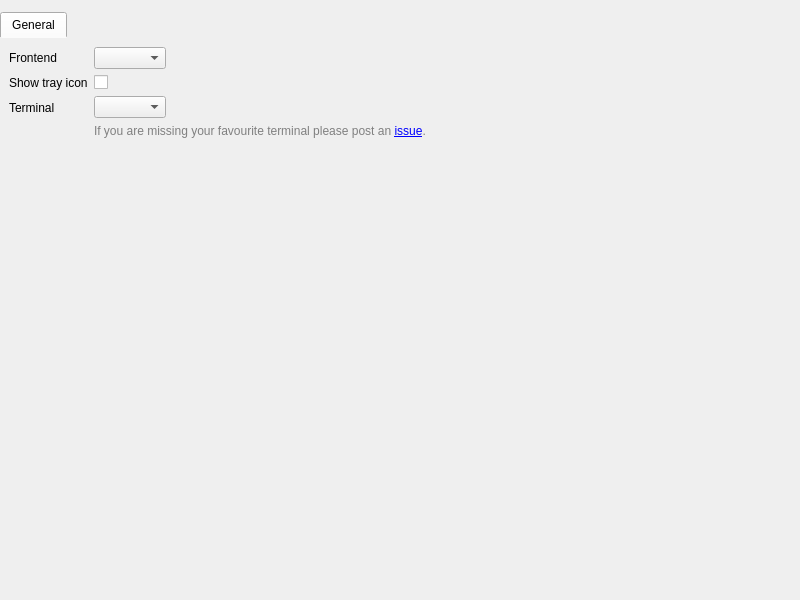
Before: the Qt Designer form src/settings/settingswindow.ui in albertlauncher/albert, drawn with Qt 5.
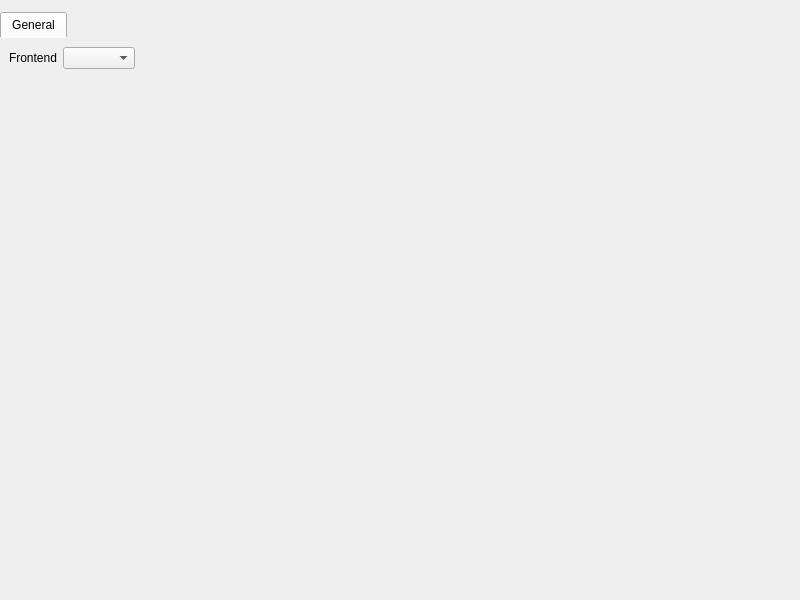
After: the same form once the commit is applied.

Commit message: Drop tray and term from general settings ui

What changed in the file:
```diff
--- a/src/settings/settingswindow.ui
+++ b/src/settings/settingswindow.ui
@@ -68,69 +68,6 @@
          </property>
         </widget>
        </item>
-       <item row="1" column="0">
-        <widget class="QLabel" name="label_show_tray">
-         <property name="text">
-          <string>Show tray icon</string>
-         </property>
-         <property name="buddy">
-          <cstring>checkBox_showTray</cstring>
-         </property>
-        </widget>
-       </item>
-       <item row="1" column="1">
-        <widget class="QCheckBox" name="checkBox_showTray">
-         <property name="sizePolicy">
-          <sizepolicy hsizetype="Fixed" vsizetype="Fixed">
-           <horstretch>0</horstretch>
-           <verstretch>0</verstretch>
-          </sizepolicy>
-         </property>
-         <property name="toolTip">
-          <string>If this option is enabled, albert displays an icon in the system tray area.</string>
-         </property>
-         <property name="text">
-          <string/>
-         </property>
-        </widget>
-       </item>
-       <item row="2" column="0">
-        <widget class="QLabel" name="label_term">
-         <property name="text">
-          <string>Terminal</string>
-         </property>
-         <property name="buddy">
-          <cstring>comboBox_term</cstring>
-         </property>
-        </widget>
-       </item>
-       <item row="2" column="1">
-        <layout class="QVBoxLayout" name="verticalLayout_3">
-         <item>
-          <widget class="QComboBox" name="comboBox_term">
-           <property name="sizePolicy">
-            <sizepolicy hsizetype="Fixed" vsizetype="Fixed">
-             <horstretch>0</horstretch>
-             <verstretch>0</verstretch>
-            </sizepolicy>
-           </property>
-           <property name="toolTip">
-            <string>Choose the terminal to use.</string>
-           </property>
-          </widget>
-         </item>
-         <item>
-          <widget class="QLabel" name="label_5">
-           <property name="text">
-            <string>&lt;span style=&quot; font-size:9pt; color:#808080;&quot;&gt;If you are missing your favourite terminal please post an &lt;a href=&quot;https://github.com/albertlauncher/albert/issues/new?assignees=ManuelSchneid3r&amp;title=Terminal+[terminal-name]+missing&amp;body=Post+an+xterm+-e+compatible+commandline.&quot;&gt;issue&lt;/a&gt;.&lt;/span&gt;</string>
-           </property>
-           <property name="openExternalLinks">
-            <bool>true</bool>
-           </property>
-          </widget>
-         </item>
-        </layout>
-       </item>
       </layout>
      </widget>
     </widget>
```
Left out of the diff: 3 changed lines with no effect on the pictures.
